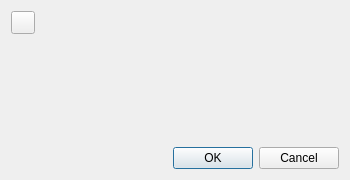
Above: src/librssguard/services/abstract/gui/formaddeditprobe.ui from martinrotter/rssguard before the change. Below: the same form after it.
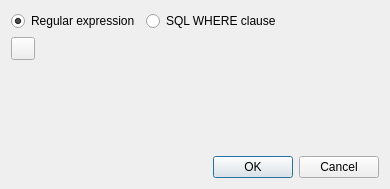
That is the form after the change. Custom widgets are drawn as their Qt base class.

Commit message: Queries now support both regex and SQL where clauses

The edit to the form file:
```diff
--- a/src/librssguard/services/abstract/gui/formaddeditprobe.ui
+++ b/src/librssguard/services/abstract/gui/formaddeditprobe.ui
@@ -6,21 +6,58 @@
    <rect>
     <x>0</x>
     <y>0</y>
-    <width>350</width>
-    <height>180</height>
+    <width>390</width>
+    <height>189</height>
    </rect>
   </property>
   <layout class="QFormLayout" name="formLayout">
-   <item row="0" column="0">
+   <item row="0" column="0" colspan="2">
+    <layout class="QHBoxLayout" name="horizontalLayout">
+     <item>
+      <widget class="QRadioButton" name="m_rbTypeRegex">
+       <property name="text">
+        <string>Regular expression</string>
+       </property>
+       <property name="checked">
+        <bool>true</bool>
+       </property>
+      </widget>
+     </item>
+     <item>
+      <widget class="QRadioButton" name="m_rbTypeSqlClause">
+       <property name="text">
+        <string>SQL WHERE clause</string>
+       </property>
+      </widget>
+     </item>
+     <item>
+      <spacer name="horizontalSpacer">
+       <property name="orientation">
+        <enum>Qt::Horizontal</enum>
+       </property>
+       <property name="sizeHint" stdset="0">
+        <size>
+         <width>40</width>
+         <height>20</height>
+        </size>
+       </property>
+      </spacer>
+     </item>
+    </layout>
+   </item>
+   <item row="1" column="0">
     <widget class="ColorToolButton" name="m_btnColor"/>
    </item>
-   <item row="0" column="1">
-    <widget class="LineEditWithStatus" name="m_txtName" native="true"/>
-   </item>
    <item row="1" column="1">
+    <widget class="LineEditWithStatus" name="m_txtName" native="true"/>
+   </item>
+   <item row="2" column="1">
     <widget class="LineEditWithStatus" name="m_txtFilter" native="true"/>
    </item>
    <item row="3" column="0" colspan="2">
+    <widget class="HelpSpoiler" name="m_help" native="true"/>
+   </item>
+   <item row="4" column="0" colspan="2">
     <spacer name="verticalSpacer">
      <property name="orientation">
       <enum>Qt::Vertical</enum>
@@ -33,7 +70,7 @@
      </property>
     </spacer>
    </item>
-   <item row="4" column="0" colspan="2">
+   <item row="5" column="0" colspan="2">
     <widget class="QDialogButtonBox" name="m_buttonBox">
      <property name="orientation">
       <enum>Qt::Horizontal</enum>
```
Left out of the diff: 5 changed lines with no effect on the pictures. The commit also changes 11 other files.
